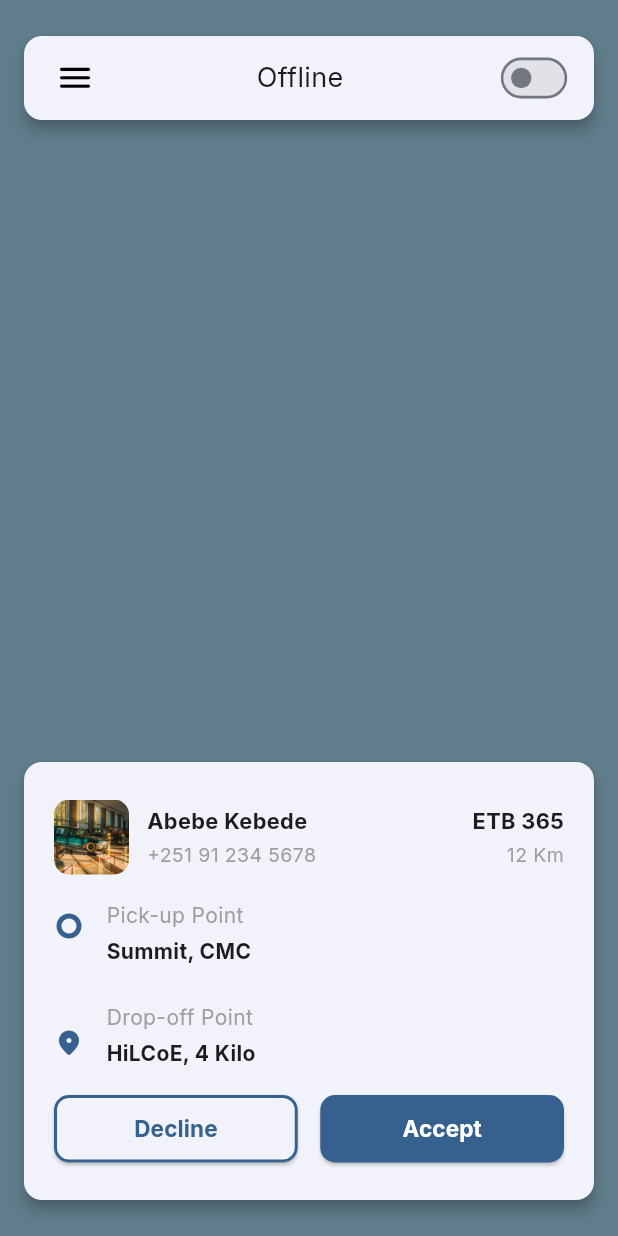
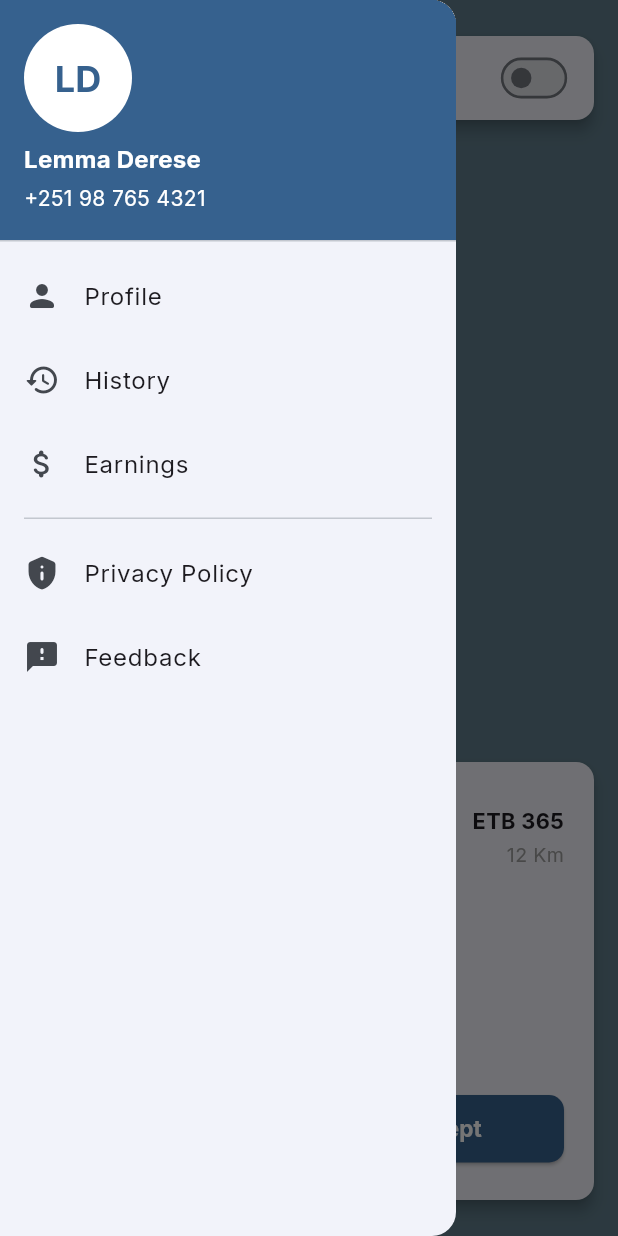
Before and after one commit to hadamard-2/MeriRide, a Flutter app: the Home screen opened directly, after a tap on the "menu" icon, on a phone screen of 412 x 824 dp. Run offline on Flutter 3.47's test engine with Material 3 defaults, Android fonts, the phone set to English and light mode, and no system bars; our stand-ins replace country_picker, file_picker, google_fonts; missing offline and left inert: dotted_dashed_line.

Commit message:
added a left drawer

```diff
--- /dev/null
+++ b/lib/custom_drawer.dart
@@ -0,0 +1,90 @@
+import 'package:flutter/material.dart';
+
+class CustomDrawer extends StatelessWidget {
+  const CustomDrawer({super.key});
+
+  @override
+  Widget build(BuildContext context) {
+    final textTheme = Theme.of(context).textTheme;
+
+    return Drawer(
+      child: ListView(
+        padding: EdgeInsets.zero,
+        children: [
+          UserAccountsDrawerHeader(
+            accountName: Text(
+              'Lemma Derese',
+              style: textTheme.titleMedium?.copyWith(
+                color: Colors.white,
+                fontWeight: FontWeight.bold,
+              ),
+            ),
+            accountEmail: Text(
+              '+251 98 765 4321',
+              style: textTheme.bodyMedium?.copyWith(
+                color: Colors.white,
+              ),
+            ),
+            currentAccountPicture: CircleAvatar(
+              backgroundColor: Colors.white,
+              child: Text(
+                'LD',
+                style: textTheme.headlineSmall?.copyWith(
+                  color: Theme.of(context).primaryColor,
+                  fontWeight: FontWeight.bold,
+                ),
+              ),
+            ),
+            decoration: BoxDecoration(
+              color: Theme.of(context).primaryColor,
+            ),
+          ),
+          ListTile(
+            leading: const Icon(Icons.person_rounded),
+            title: Text('Profile', style: textTheme.bodyLarge),
+            onTap: () {
+              // Handle profile tap
+              Navigator.pop(context);
+            },
+          ),
+          ListTile(
+            leading: const Icon(Icons.history_rounded),
+            title: Text('History', style: textTheme.bodyLarge),
+            onTap: () {
+              // Handle history tap
+              Navigator.pop(context);
+            },
+          ),
+          ListTile(
+            leading: const Icon(Icons.attach_money_rounded),
+            title: Text('Earnings', style: textTheme.bodyLarge),
+            onTap: () {
+              // Handle earnings tap
+              Navigator.pop(context);
+            },
+          ),
+          const Padding(
+            padding: EdgeInsets.symmetric(horizontal: 16, vertical: 8),
+            child: Divider(height: 1),
+          ),
+          ListTile(
+            leading: const Icon(Icons.privacy_tip_rounded),
+            title: Text('Privacy Policy', style: textTheme.bodyLarge),
+            onTap: () {
+              // Handle privacy policy tap
+              Navigator.pop(context);
+            },
+          ),
+          ListTile(
+            leading: const Icon(Icons.feedback_rounded),
+            title: Text('Feedback', style: textTheme.bodyLarge),
+            onTap: () {
+              // Handle feedback tap
+              Navigator.pop(context);
+            },
+          ),
+        ],
+      ),
+    );
+  }
+}
--- a/lib/driver_form_nav.dart
+++ b/lib/driver_form_nav.dart
@@ -28,7 +28,7 @@ class _DriverFormNavigatorState extends State<DriverFormNavigator> {
   }
 
   goHome() {
-    Navigator.push(
+    Navigator.pushReplacement(
       context,
       MaterialPageRoute(
         builder: (context) => const Home(),
--- a/lib/home.dart
+++ b/lib/home.dart
@@ -1,5 +1,6 @@
 import 'package:flutter/material.dart';
 import 'package:dotted_dashed_line/dotted_dashed_line.dart';
+import 'package:meri_ride/custom_drawer.dart';
 
 class Home extends StatefulWidget {
   const Home({super.key});
@@ -9,14 +10,17 @@ class Home extends StatefulWidget {
 }
 
 class _HomeState extends State<Home> {
-  String driverStatus = '';
-
+  final GlobalKey<ScaffoldState> _scaffoldKey = GlobalKey<ScaffoldState>();
   bool switchVal = false;
 
   @override
   Widget build(BuildContext context) {
     return Scaffold(
+      // background color is a placeholder for the map
       backgroundColor: Colors.blueGrey,
+
+      key: _scaffoldKey,
+      drawer: const CustomDrawer(),
       body: Padding(
         padding: const EdgeInsets.symmetric(horizontal: 12, vertical: 20),
         child: Column(
@@ -43,7 +47,9 @@ class _HomeState extends State<Home> {
             mainAxisAlignment: MainAxisAlignment.spaceBetween,
             children: [
               IconButton(
-                onPressed: () {},
+                onPressed: () {
+                  _scaffoldKey.currentState?.openDrawer();
+                },
                 icon: const Icon(Icons.menu_rounded, size: 27),
               ),
               Text(
--- a/lib/main.dart
+++ b/lib/main.dart
@@ -19,13 +19,12 @@ class MyApp extends StatelessWidget {
         inputDecorationTheme: const InputDecorationTheme(
           labelStyle: TextStyle(fontSize: 14.5),
         ),
-        iconTheme: const IconThemeData(size: 16),
         useMaterial3: true,
         colorSchemeSeed: Colors.blue,
       ),
       debugShowCheckedModeBanner: false,
-      home: const SignUp(),
-      // home: const Home(),
+      // home: const SignUp(),
+      home: const Home(),
     );
   }
 }
```
